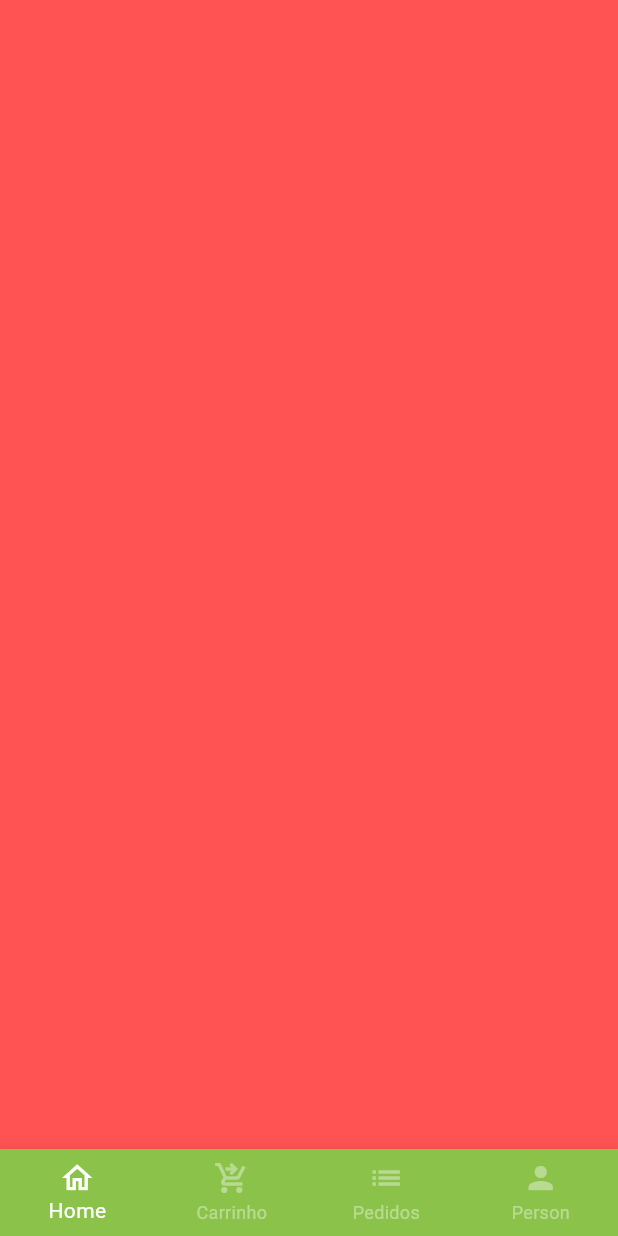
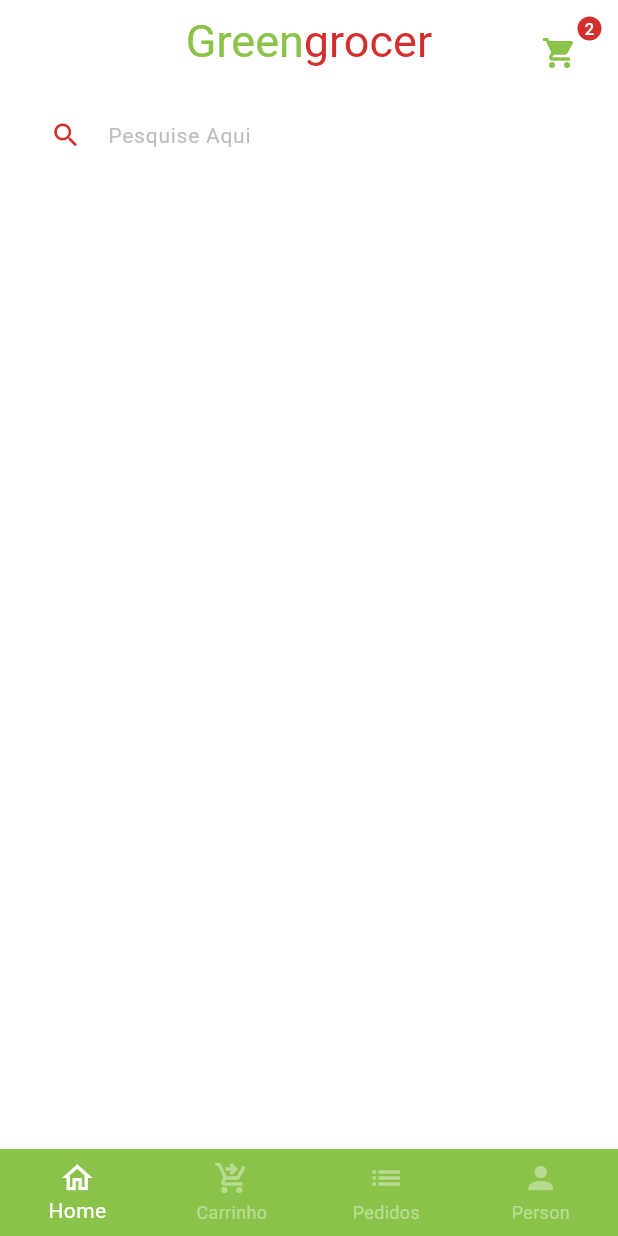
Before and after one commit to reisdeveloper/GreenRocer, a Flutter app: the screen it shows after launch, after a tap on "Entrar", on a phone screen of 412 x 824 dp. Run offline on Flutter 3.47's test engine with Material 3 defaults, Android fonts, the phone set to English and light mode, and no system bars; our stand-ins replace animated_text_kit, mask_text_input_formatter.

Commit message:
created and update home_tab

```diff
--- a/lib/src/base/base_screen.dart
+++ b/lib/src/base/base_screen.dart
@@ -1,16 +1,36 @@
 import 'package:flutter/material.dart';
 import 'package:greengrocer/src/config/custom_colors.dart';
+import 'package:greengrocer/src/home/home_tab.dart';
 
-class BaseScreen extends StatelessWidget {
+class BaseScreen extends StatefulWidget {
   const BaseScreen({super.key});
+
+  @override
+  State<BaseScreen> createState() => _BaseScreenState();
+}
+
+class _BaseScreenState extends State<BaseScreen> {
+  int currentIndex = 0;
+  final pageController = PageController();
 
   @override
   Widget build(BuildContext context) {
     return Scaffold(
-      body: Container(
-        color: CustomColors.red,
+      body: PageView(
+        physics: const NeverScrollableScrollPhysics(),
+        controller: pageController,
+        children: const [
+          HomeTabe(),
+        ],
       ),
       bottomNavigationBar: BottomNavigationBar(
+        currentIndex: currentIndex,
+        onTap: (index) {
+          setState(() {
+            currentIndex = index;
+            pageController.jumpToPage(index);
+          });
+        },
         type: BottomNavigationBarType.fixed,
         backgroundColor: CustomColors.customSwatchColor,
         selectedItemColor: CustomColors.white,
--- /dev/null
+++ b/lib/src/home/home_tab.dart
@@ -0,0 +1,88 @@
+import 'package:flutter/material.dart';
+import 'package:greengrocer/src/config/custom_colors.dart';
+
+class HomeTabe extends StatelessWidget {
+  const HomeTabe({super.key});
+
+  @override
+  Widget build(BuildContext context) {
+    return Scaffold(
+      appBar: AppBar(
+        actions: [
+          Padding(
+            padding: const EdgeInsets.only(
+              right: 15,
+              top: 15,
+            ),
+            child: GestureDetector(
+              child: Badge(
+                backgroundColor: CustomColors.customContrastColor,
+                label: const Text('2'),
+                child: IconButton(
+                  onPressed: () {},
+                  icon: Icon(
+                    Icons.shopping_cart,
+                    color: CustomColors.customSwatchColor,
+                  ),
+                ),
+              ),
+            ),
+          ),
+        ],
+        centerTitle: true,
+        elevation: 0,
+        backgroundColor: Colors.transparent,
+        title: Text.rich(
+          TextSpan(
+            style: const TextStyle(
+              fontSize: 30,
+            ),
+            children: [
+              TextSpan(
+                text: 'Green',
+                style: TextStyle(color: CustomColors.customSwatchColor),
+              ),
+              TextSpan(
+                text: 'grocer',
+                style: TextStyle(
+                  color: CustomColors.customContrastColor,
+                ),
+              ),
+            ],
+          ),
+        ),
+      ),
+      body: Column(
+        children: [
+          Padding(
+            padding: const EdgeInsets.symmetric(horizontal: 20, vertical: 10),
+            child: TextFormField(
+              decoration: InputDecoration(
+                filled: true,
+                fillColor: Colors.white,
+                isDense: true,
+                hintText: 'Pesquise Aqui',
+                hintStyle: TextStyle(
+                  color: CustomColors.grey.shade400,
+                  fontSize: 14,
+                ),
+                prefixIcon: Icon(
+                  Icons.search,
+                  color: CustomColors.customContrastColor,
+                  size: 21,
+                ),
+                border: OutlineInputBorder(
+                  borderRadius: BorderRadius.circular(50),
+                  borderSide: BorderSide(
+                    width: 0,
+                    style: BorderStyle.none,
+                  ),
+                ),
+              ),
+            ),
+          )
+        ],
+      ),
+    );
+  }
+}
--- a/lib/view/widgets/app.dart
+++ b/lib/view/widgets/app.dart
@@ -11,6 +11,7 @@ class App extends StatelessWidget {
       home: SingInScreen(),
       theme: ThemeData(
         primarySwatch: Colors.green,
+        scaffoldBackgroundColor: Colors.white.withAlpha(190),
       ),
     );
   }
--- a/pubspec.yaml
+++ b/pubspec.yaml
@@ -37,7 +37,7 @@ dependencies:
   cupertino_icons: ^1.0.2
   animated_text_kit: ^4.2.2
   mask_text_input_formatter: ^2.8.0
-
+  badges: ^3.1.2
 
 
 dev_dependencies:
```
Also changed, not shown: pubspec.lock.
